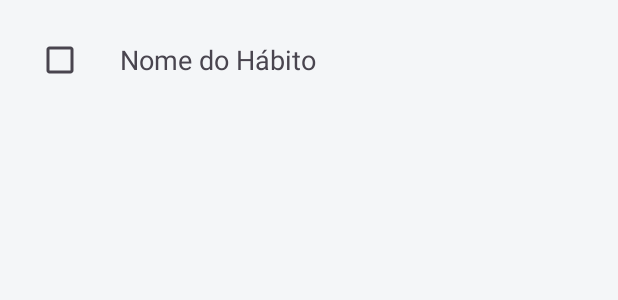
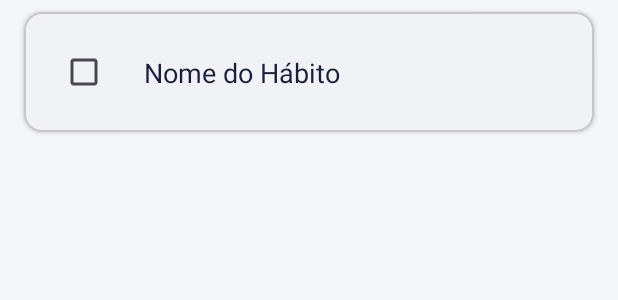
Before and after one commit to allaf-ramon/habittracker-mobile, an Android app: the layout list_item_habit.xml on its own in the app's theme, with its tools: preview values and no code run, on a phone screen of 412 x 824 dp. Shown: the top 300 px of the screen. Run offline under Robolectric (Android 15) with nearby library versions, the phone set to English and light mode, and no system bars.

Commit message:
feat: atualiza layout do item de habito para card com constraintlayout

```diff
--- a/app/src/main/res/layout/list_item_habit.xml
+++ b/app/src/main/res/layout/list_item_habit.xml
@@ -1,24 +1,42 @@
 <?xml version="1.0" encoding="utf-8"?>
-<LinearLayout
-    xmlns:android="http://schemas.android.com/apk/res/android"
+<com.google.android.material.card.MaterialCardView xmlns:android="http://schemas.android.com/apk/res/android"
+    xmlns:app="http://schemas.android.com/apk/res-auto"
+    xmlns:tools="http://schemas.android.com/tools"
     android:layout_width="match_parent"
     android:layout_height="wrap_content"
-    android:orientation="horizontal"
-    android:padding="16dp"
-    android:gravity="center_vertical">
+    android:layout_marginStart="16dp"
+    android:layout_marginTop="8dp"
+    android:layout_marginEnd="16dp"
+    android:layout_marginBottom="8dp"
+    app:cardBackgroundColor="@color/white"
+    app:cardCornerRadius="12dp"
+    app:cardElevation="2dp">
+
+    <androidx.constraintlayout.widget.ConstraintLayout
+        android:layout_width="match_parent"
+        android:layout_height="wrap_content"
+        android:padding="16dp">
 
         <CheckBox
             android:id="@+id/checkbox_habit_completed"
             android:layout_width="wrap_content"
-        android:layout_height="wrap_content"/>
+            android:layout_height="wrap_content"
+            app:layout_constraintBottom_toBottomOf="parent"
+            app:layout_constraintStart_toStartOf="parent"
+            app:layout_constraintTop_toTopOf="parent" />
 
         <TextView
             android:id="@+id/textview_habit_name"
             android:layout_width="0dp"
             android:layout_height="wrap_content"
-        android:layout_weight="1"
             android:layout_marginStart="16dp"
+            android:textColor="@color/text_primary_dark"
             android:textSize="18sp"
-        android:text="Nome do Hábito"/>
+            app:layout_constraintBottom_toBottomOf="parent"
+            app:layout_constraintEnd_toEndOf="parent"
+            app:layout_constraintStart_toEndOf="@id/checkbox_habit_completed"
+            app:layout_constraintTop_toTopOf="parent"
+            tools:text="Nome do Hábito" />
 
-</LinearLayout>
+    </androidx.constraintlayout.widget.ConstraintLayout>
+</com.google.android.material.card.MaterialCardView>
```
Lines whose indentation alone changed are shown as unchanged.
